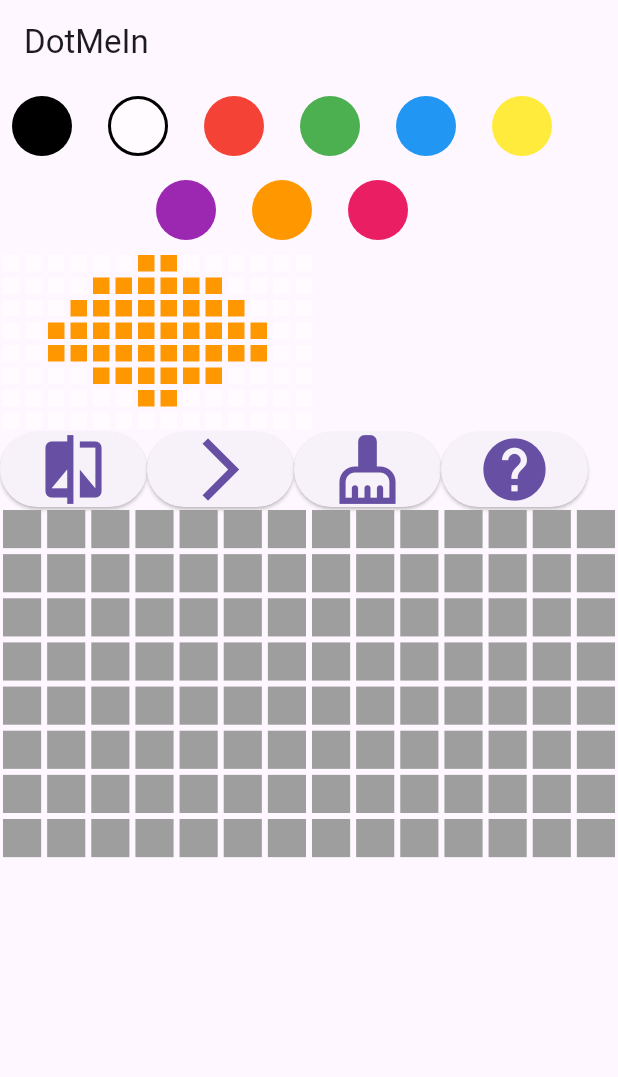
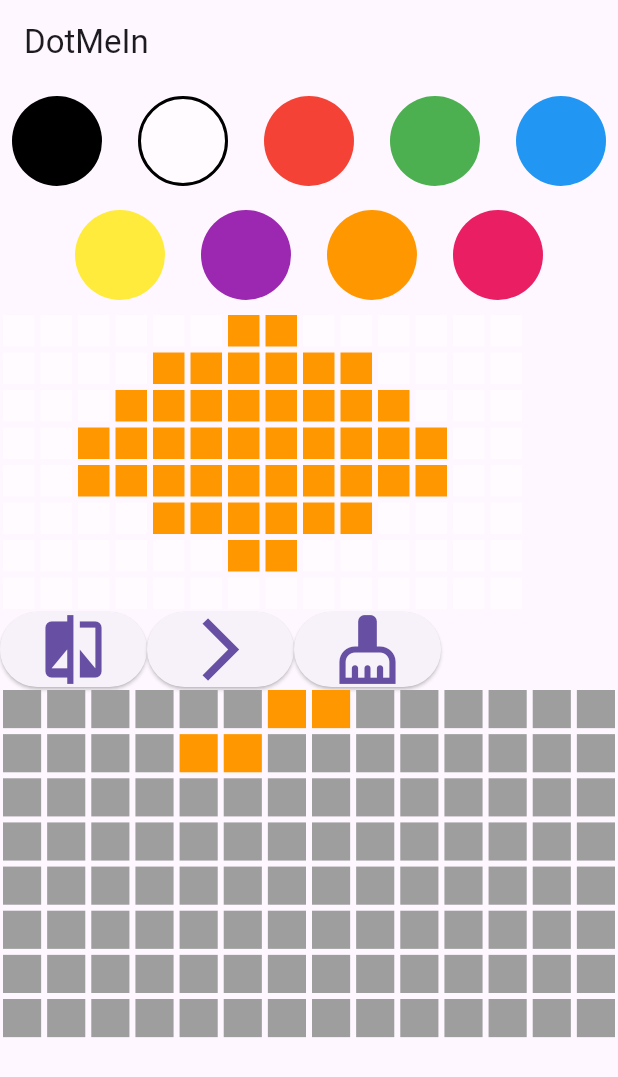
Before and after one commit to aerodk/DotMeIn, a Flutter app: the screen it shows after launch, after a tap on the "cleaning services" icon, on a phone screen of 412 x 824 dp. Shown: the top 1077 px of the screen. Run offline on Flutter 3.47's test engine with Material 3 defaults, Android fonts, the phone set to English and light mode, and no system bars.

Commit message:
Made things a bit bigger

```diff
--- a/lib/main.dart
+++ b/lib/main.dart
@@ -115,11 +115,12 @@ class MyHomePageState extends State<MyHomePage>
                           (index) =>
                               List.generate(colCount, (index) => Colors.grey),
                         );
+                        helpOut(selectedPatternData);
                       });
                     },
                     child: const Icon(Icons.cleaning_services, size: 50),
                   ), // To choose a pattern
-                  if(!kDebugMode) ElevatedButton (
+                  if(kDebugMode) ElevatedButton (
                     onPressed: () {
                       setState(() {
                         helpOut(selectedPatternData);
@@ -357,7 +358,7 @@ class MyHomePageState extends State<MyHomePage>
         selectedPatternData.height > 0 ? selectedPatternData.height : 1;
 
     // Juster faktorerne for at ændre størrelsen af miniaturebilledet
-    double boxSize = 15.0; // Skift denne værdi efter behov
+    double boxSize = 25.0; // Skift denne værdi efter behov
 
     return GestureDetector(
       // onTap: () {
@@ -468,8 +469,8 @@ class _ColorCircle extends StatelessWidget {
         onColorChanged(color);
       },
       child: Container(
-        width: 40,
-        height: 40,
+        width: 60,
+        height: 60,
         margin: const EdgeInsets.all(8),
         decoration: BoxDecoration(
           shape: BoxShape.circle,
```
